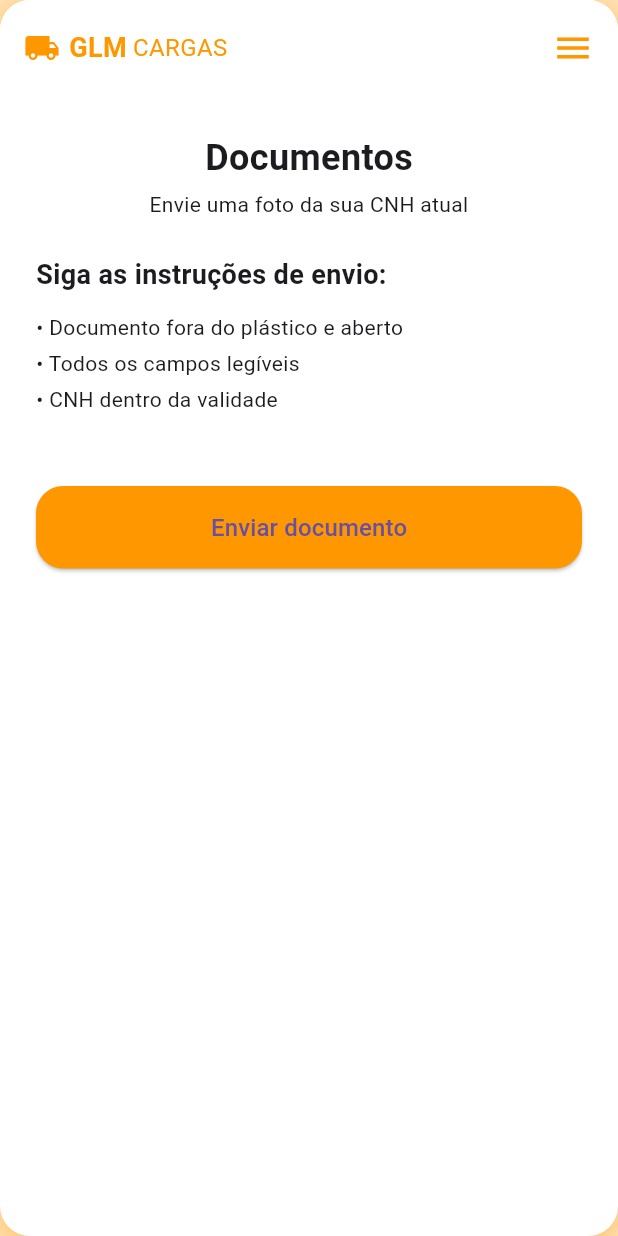
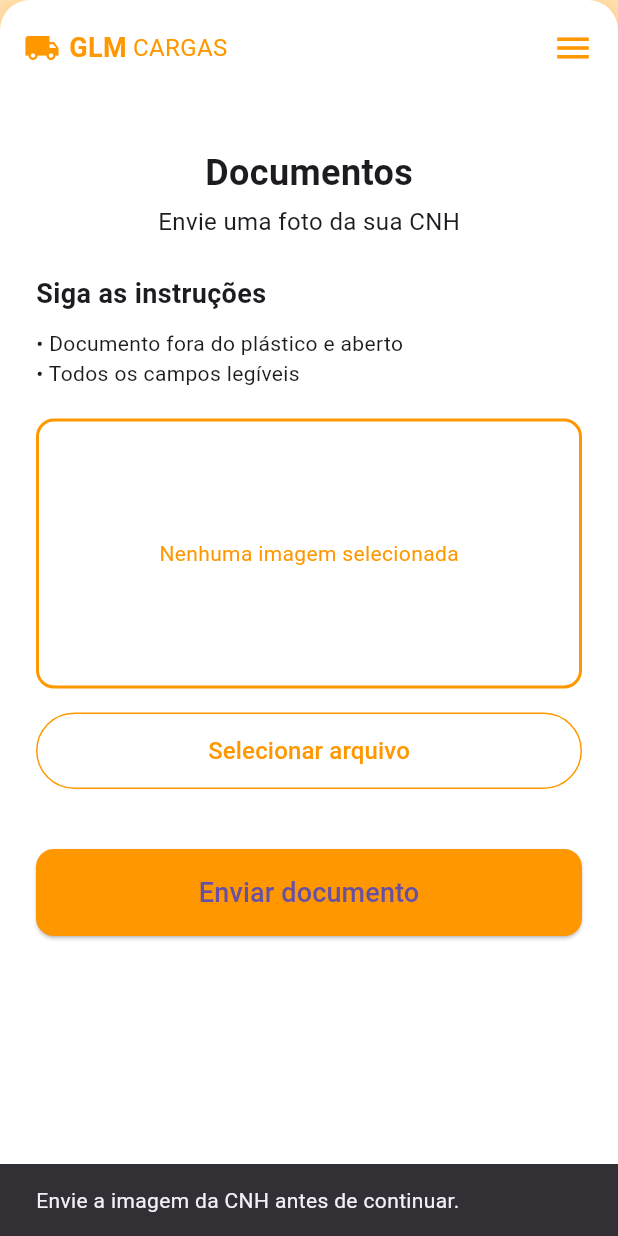
Before and after one commit to GLMCargas/glmcargas_supabase_flutter, a Flutter app: the DocumentosCnhScreen screen opened directly, after a tap on "Enviar documento", on a phone screen of 412 x 824 dp. Run offline on Flutter 3.47's test engine with Material 3 defaults, Android fonts, the phone set to English and light mode, and no system bars; our stand-ins replace image_picker, mask_text_input_formatter, supabase_flutter; accounts and stored records are empty.

Commit message:
altera envio de documento de cnh e layouts

```diff
--- a/lib/cadastro/documentos_cnh.dart
+++ b/lib/cadastro/documentos_cnh.dart
@@ -1,7 +1,10 @@
+import 'dart:typed_data';
 import 'dart:io';
+import 'package:flutter/foundation.dart';
 import 'package:flutter/material.dart';
 import 'package:image_picker/image_picker.dart';
 import 'package:supabase_flutter/supabase_flutter.dart';
+
 import 'documentos_selfie.dart';
 
 class DocumentosCnhScreen extends StatefulWidget {
@@ -12,93 +15,111 @@ class DocumentosCnhScreen extends StatefulWidget {
 }
 
 class _DocumentosCnhScreenState extends State<DocumentosCnhScreen> {
+  File? _imagemLocal;
+  Uint8List? _imagemBytesWeb;
+
+  bool _isUploading = false;
   final ImagePicker _picker = ImagePicker();
-  File? _arquivoSelecionado;
-  bool _isUploading = false;
 
-  Future<void> _selecionarDocumentoEEnviar() async {
-    final picked = await _picker.pickImage(
-      source: ImageSource.gallery, // se quiser depois pode trocar por camera
-      imageQuality: 80,
-    );
+  Future<void> _selecionarDocumento() async {
+    final XFile? picked = await _picker.pickImage(source: ImageSource.gallery);
 
     if (picked == null) return;
 
-    setState(() {
-      _arquivoSelecionado = File(picked.path);
-    });
+    if (kIsWeb) {
+      _imagemBytesWeb = await picked.readAsBytes();
+    } else {
+      _imagemLocal = File(picked.path);
+    }
 
-    await _uploadDocumento();
+    setState(() {});
   }
 
   Future<void> _uploadDocumento() async {
-    final supabase = Supabase.instance.client;
-    final user = supabase.auth.currentUser;
-
-    if (user == null) {
+    if (_imagemLocal == null && _imagemBytesWeb == null) {
       ScaffoldMessenger.of(context).showSnackBar(
-        const SnackBar(content: Text("Erro: usuário não autenticado.")),
+        const SnackBar(content: Text("Envie a imagem da CNH antes de continuar.")),
       );
       return;
     }
 
-    if (_arquivoSelecionado == null) {
-      ScaffoldMessenger.of(context).showSnackBar(
-        const SnackBar(content: Text("Selecione um arquivo primeiro.")),
-      );
-      return;
-    }
+    try {
+      setState(() => _isUploading = true);
 
-    setState(() => _isUploading = true);
+      final supabase = Supabase.instance.client;
+      final user = supabase.auth.currentUser;
 
-    try {
-      final bytes = await _arquivoSelecionado!.readAsBytes();
-      final filePath = "cnh_motoristas/${user.id}.jpg";
+      if (user == null) {
+        ScaffoldMessenger.of(context).showSnackBar(
+          const SnackBar(content: Text("Erro: usuário não autenticado.")),
+        );
+        return;
+      }
 
-      await supabase.storage.from("cnh_motoristas").uploadBinary(
-            filePath,
-            bytes,
-            fileOptions: const FileOptions(
-              contentType: "image/jpeg",
-              upsert: true,
-            ),
-          );
+      final path = "documentos_cnh/${user.id}.jpg";
 
-      final url = supabase.storage
-          .from("cnh_motoristas")
-          .getPublicUrl(filePath);
-
-      print("📄 CNH enviada. URL pública: $url");
-      // Se tiver coluna no banco para guardar a URL, você pode fazer um update aqui.
-
-      if (!mounted) return;
-
-      ScaffoldMessenger.of(context).showSnackBar(
-        const SnackBar(
-          content: Text("Documento enviado com sucesso!"),
-        ),
-      );
+      if (kIsWeb) {
+        await supabase.storage.from("cnh_motoristas").uploadBinary(
+          path,
+          _imagemBytesWeb!,
+          fileOptions: const FileOptions(
+            contentType: "image/jpeg",
+            upsert: true,
+          ),
+        );
+      } else {
+        final bytes = await _imagemLocal!.readAsBytes();
+        await supabase.storage.from("cnh_motoristas").uploadBinary(
+          path,
+          bytes,
+          fileOptions: const FileOptions(
+            contentType: "image/jpeg",
+            upsert: true,
+          ),
+        );
+      }
 
       Navigator.push(
         context,
         MaterialPageRoute(builder: (_) => const DocumentosSelfieScreen()),
       );
-    } catch (e, stack) {
-      print("❌ ERRO AO ENVIAR DOCUMENTO DE CNH:");
-      print(e);
-      print(stack);
+    } catch (e) {
+      ScaffoldMessenger.of(context).showSnackBar(
+        SnackBar(content: Text("Erro ao enviar documento: $e")),
+      );
+    } finally {
+      setState(() => _isUploading = false);
+    }
+  }
 
-      if (mounted) {
-        ScaffoldMessenger.of(context).showSnackBar(
-          SnackBar(
-            content: Text("Erro ao enviar documento: $e"),
-            backgroundColor: Colors.red,
-          ),
-        );
-      }
-    } finally {
-      if (mounted) setState(() => _isUploading = false);
+  Widget _buildPreview() {
+    if (kIsWeb && _imagemBytesWeb != null) {
+      return ClipRRect(
+        borderRadius: BorderRadius.circular(12),
+        child: Image.memory(_imagemBytesWeb!, height: 200, fit: BoxFit.cover),
+      );
     }
+
+    if (!kIsWeb && _imagemLocal != null) {
+      return ClipRRect(
+        borderRadius: BorderRadius.circular(12),
+        child: Image.file(_imagemLocal!, height: 200, fit: BoxFit.cover),
+      );
+    }
+
+    return Container(
+      height: 180,
+      width: double.infinity,
+      alignment: Alignment.center,
+      decoration: BoxDecoration(
+        borderRadius: BorderRadius.circular(12),
+        border: Border.all(color: Colors.orange, width: 2),
+      ),
+      child: const Text(
+        "Nenhuma imagem selecionada",
+        style: TextStyle(color: Colors.orange),
+      ),
+    );
   }
 
   @override
@@ -121,12 +142,11 @@ class _DocumentosCnhScreenState extends State<DocumentosCnhScreen> {
           ),
           child: Column(
             children: [
-              // TOPO
+              // TOPO FIXO
               Container(
                 height: 64,
                 padding: const EdgeInsets.symmetric(horizontal: 16),
                 decoration: const BoxDecoration(
-                  color: Colors.white,
                   borderRadius: BorderRadius.vertical(top: Radius.circular(20)),
                 ),
                 child: Row(
@@ -152,88 +172,85 @@ class _DocumentosCnhScreenState extends State<DocumentosCnhScreen> {
                 ),
               ),
 
+              // ÁREA ROLÁVEL
               Expanded(
                 child: SingleChildScrollView(
                   padding: const EdgeInsets.all(24),
                   child: Column(
                     crossAxisAlignment: CrossAxisAlignment.start,
                     children: [
+                      const SizedBox(height: 10),
                       const Center(
                         child: Text(
-                          'Documentos',
+                          "Documentos",
                           style: TextStyle(
                             fontSize: 24,
                             fontWeight: FontWeight.bold,
                           ),
                         ),
                       ),
+
                       const SizedBox(height: 4),
                       const Center(
                         child: Text(
-                          'Envie uma foto da sua CNH atual',
-                          textAlign: TextAlign.center,
+                          "Envie uma foto da sua CNH",
+                          style: TextStyle(fontSize: 16),
                         ),
                       ),
+
                       const SizedBox(height: 24),
 
                       const Text(
-                        'Siga as instruções de envio:',
+                        "Siga as instruções",
                         style: TextStyle(
+                          fontWeight: FontWeight.bold,
                           fontSize: 18,
-                          fontWeight: FontWeight.bold,
                         ),
                       ),
-                      const SizedBox(height: 12),
-                      const Text('• Documento fora do plástico e aberto'),
-                      const SizedBox(height: 4),
-                      const Text('• Todos os campos legíveis'),
-                      const SizedBox(height: 4),
-                      const Text('• CNH dentro da validade'),
 
-                      const SizedBox(height: 24),
+                      const SizedBox(height: 10),
+                      const Text("• Documento fora do plástico e aberto"),
+                      const Text("• Todos os campos legíveis"),
 
-                      if (_arquivoSelecionado != null)
-                        Center(
-                          child: Column(
-                            children: [
-                              ClipRRect(
-                                borderRadius: BorderRadius.circular(12),
-                                child: Image.file(
-                                  _arquivoSelecionado!,
-                                  height: 150,
-                                  fit: BoxFit.cover,
-                                ),
-                              ),
-                              const SizedBox(height: 8),
-                              const Text(
-                                "Pré-visualização do documento selecionado",
-                                style: TextStyle(fontSize: 12),
-                              ),
-                            ],
+                      const SizedBox(height: 20),
+
+                      _buildPreview(),
+                      const SizedBox(height: 16),
+
+                      SizedBox(
+                        width: double.infinity,
+                        child: OutlinedButton(
+                          onPressed: _selecionarDocumento,
+                          style: OutlinedButton.styleFrom(
+                            padding: const EdgeInsets.symmetric(vertical: 14),
+                            side: const BorderSide(color: Colors.orange),
+                          ),
+                          child: const Text(
+                            "Selecionar arquivo",
+                            style: TextStyle(color: Colors.orange, fontSize: 16),
                           ),
                         ),
+                      ),
 
-                      const SizedBox(height: 24),
+                      const SizedBox(height: 40),
 
                       SizedBox(
                         width: double.infinity,
                         child: ElevatedButton(
-                          onPressed:
-                              _isUploading ? null : _selecionarDocumentoEEnviar,
+                          onPressed: _isUploading ? null : _uploadDocumento,
                           style: ElevatedButton.styleFrom(
+                            enabledMouseCursor: SystemMouseCursors.click,
                             backgroundColor: Colors.orange,
                             padding: const EdgeInsets.symmetric(vertical: 16),
                             shape: RoundedRectangleBorder(
-                              borderRadius: BorderRadius.circular(18),
+                              borderRadius: BorderRadius.circular(12),
                             ),
                           ),
                           child: _isUploading
-                              ? const CircularProgressIndicator(
-                                  color: Colors.white,
-                                )
+                              ? const CircularProgressIndicator(color: Colors.white)
                               : const Text(
-                                  'Enviar documento',
-                                  style: TextStyle(fontSize: 16),
+                                  "Enviar documento",
+                                  style: TextStyle(fontSize: 18),
                                 ),
                         ),
                       ),
```
Also changed, not shown: lib/cadastro/cadastro_endereco.dart (+24 -19 lines), lib/cadastro/cadastro_placa_rntrc.dart (+21 -12 lines), lib/cadastro/cadastro_tipo_carroceria.dart (+16 -14 lines), lib/cadastro/cadastro_tipo_veiculo.dart (+15 -14 lines).
